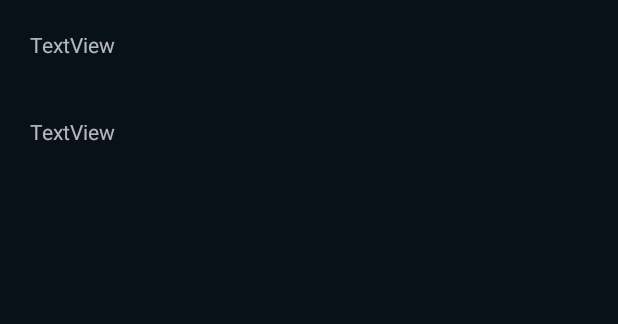
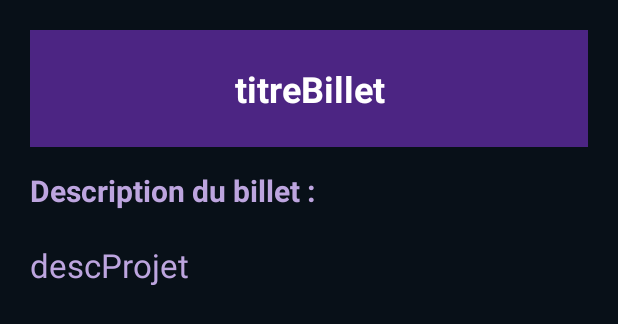
Before and after one commit to h-d3v/todo-app, an Android app: the layout frag_voir_desc_billet.xml on its own in the app's theme, with its tools: preview values and no code run, on a phone screen of 412 x 824 dp. Shown: the top 324 px of the screen. Run offline under Robolectric (Android 15) with nearby library versions, the phone set to English and light mode, and no system bars.

Commit message:
Correction de bugg, amélioration de l'apparance et de l'affichage des billets et leur descriptions

```diff
--- a/app/src/main/java/dti/g25/maitredesbillets/présentation/ContratVuePresenteurVoirDescBillet.java
+++ b/app/src/main/java/dti/g25/maitredesbillets/présentation/ContratVuePresenteurVoirDescBillet.java
@@ -1,4 +1,6 @@
 package dti.g25.maitredesbillets.présentation;
+
+import android.content.Intent;
 
 public interface ContratVuePresenteurVoirDescBillet {
 
--- a/app/src/main/java/dti/g25/maitredesbillets/présentation/présenteur/PresenteurVoirDescBillet.java
+++ b/app/src/main/java/dti/g25/maitredesbillets/présentation/présenteur/PresenteurVoirDescBillet.java
@@ -1,6 +1,9 @@
 package dti.g25.maitredesbillets.présentation.présenteur;
 
 import android.app.Activity;
+import android.content.Intent;
+
+
 import dti.g25.maitredesbillets.présentation.ContratVuePresenteurVoirDescBillet;
 import dti.g25.maitredesbillets.présentation.modèle.Modèle;
 
@@ -41,4 +44,6 @@ public class PresenteurVoirDescBillet implements ContratVuePresenteurVoirDescBil
     }
 
 
+
+
 }
--- a/app/src/main/res/layout/frag_voir_desc_billet.xml
+++ b/app/src/main/res/layout/frag_voir_desc_billet.xml
@@ -1,6 +1,8 @@
 <?xml version="1.0" encoding="utf-8"?>
 <LinearLayout
-    xmlns:android="http://schemas.android.com/apk/res/android" android:layout_width="match_parent"
+    xmlns:android="http://schemas.android.com/apk/res/android"
+    xmlns:app="http://schemas.android.com/apk/res-auto"
+    android:layout_width="match_parent"
     android:layout_height="match_parent"
     android:background="@color/backgroundBlack"
     android:gravity="center_horizontal"
@@ -10,13 +12,40 @@
     <TextView
         android:id="@+id/tvTitreBillet"
         android:layout_width="match_parent"
-        android:layout_height="58dp"
-        android:text="TextView" />
+        android:layout_height="78dp"
+        android:background="@color/toolbarMauve"
+        android:gravity="center"
+        android:text="titreBillet"
+        android:textColor="#FFFFFF"
+        android:textSize="24sp"
+        android:textStyle="bold" />
 
     <TextView
+        android:id="@+id/textView3"
         android:layout_width="match_parent"
-        android:layout_height="242dp"
+        android:layout_height="64dp"
+        android:paddingTop="15dp"
+        android:text="@string/description_du_billet"
+        android:textAllCaps="false"
+        android:textColor="#BDA5DF"
+        android:textSize="20sp"
+        android:textStyle="bold" />
+
+    <TextView
         android:id="@+id/tvDescBillet"
-        android:text="TextView" />
+        android:layout_width="match_parent"
+        android:layout_height="250dp"
+        android:lineSpacingExtra="10sp"
+        android:scrollbarAlwaysDrawHorizontalTrack="false"
+        android:scrollbarAlwaysDrawVerticalTrack="false"
+        android:scrollbarStyle="outsideInset"
+        android:scrollbars="vertical"
+        android:scrollHorizontally="false"
+        android:text="descProjet"
+        android:textColor="#BDA5DF"
+        android:textIsSelectable="true"
+        android:textSize="22sp"
+        android:verticalScrollbarPosition="right"
+        app:autoSizeTextType="none" />
 
 </LinearLayout>
--- a/app/src/main/res/values/strings.xml
+++ b/app/src/main/res/values/strings.xml
@@ -27,5 +27,9 @@
     <string name="menu_slideshow">Slideshow</string>
 
     <string name="home_second">Home Second</string>
+    <string name="description_du_billet">Description du billet :</string>
+    <string name="titre_du_billet">Titre du billet :</string>
+    <string name="voir_billet">Voir billet</string>
+    <string name="textview">TextView</string>
 
 </resources>
```
Also changed, not shown: app/src/main/java/dti/g25/maitredesbillets/ui/activité/VoirDescBilletActivity.java (+37 -2 lines), app/src/main/res/layout/billet_view.xml (+16 -9 lines).
